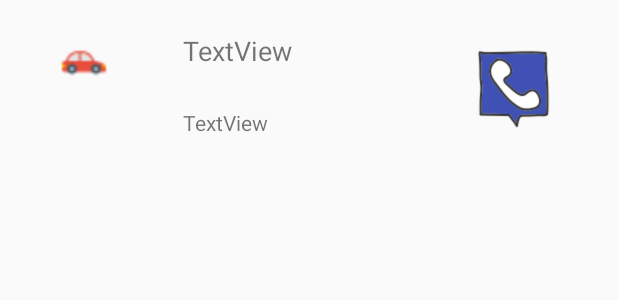
After one commit to HanHyunwoo/Connected_CAR, an Android app: the layout call_list.xml on its own in the app's theme, with its tools: preview values and no code run, on a phone screen of 412 x 824 dp. The commit adds this screen. Shown: the top 300 px of the screen. Run offline under Robolectric (Android 15) with nearby library versions, the phone set to English and light mode, and no system bars; network calls fail.

Commit message:
Add Contact List ( call )

```diff
--- a/AsradaIVI/app/src/main/AndroidManifest.xml
+++ b/AsradaIVI/app/src/main/AndroidManifest.xml
@@ -5,6 +5,7 @@
     <uses-permission android:name="android.permission.INTERNET" />
     <uses-permission android:name="android.permission.ACCESS_COARSE_LOCATION" />
     <uses-permission android:name="android.permission.ACCESS_FINE_LOCATION" />
+    <uses-permission android:name="android.permission.READ_CONTACTS"/>
 
     <application
         android:allowBackup="true"
--- /dev/null
+++ b/AsradaIVI/app/src/main/res/layout/call_list.xml
@@ -0,0 +1,51 @@
+<?xml version="1.0" encoding="utf-8"?>
+<LinearLayout xmlns:android="http://schemas.android.com/apk/res/android"
+    xmlns:app="http://schemas.android.com/apk/res-auto"
+    android:id="@+id/container_h"
+    android:layout_width="match_parent"
+    android:layout_height="wrap_content"
+    android:layout_margin="10dp"
+    android:paddingLeft="30dp"
+    android:paddingRight="30dp">
+
+    <ImageView
+        android:id="@+id/imageView_profile_h"
+        android:layout_width="@android:dimen/notification_large_icon_height"
+        android:layout_height="@android:dimen/notification_large_icon_width"
+        android:layout_weight="1"
+        app:srcCompat="@drawable/car" />
+
+    <LinearLayout
+        android:layout_width="match_parent"
+        android:layout_height="match_parent"
+        android:layout_marginLeft="50dp"
+        android:layout_marginRight="20dp"
+        android:layout_weight="3"
+        android:orientation="vertical">
+
+        <TextView
+            android:id="@+id/tv_name"
+            android:layout_width="match_parent"
+            android:layout_height="match_parent"
+            android:layout_weight="1"
+            android:gravity="center_vertical"
+            android:text="TextView"
+            android:textSize="18sp" />
+
+        <TextView
+            android:id="@+id/tv_number"
+            android:layout_width="match_parent"
+            android:layout_height="match_parent"
+            android:layout_weight="1"
+            android:gravity="center_vertical"
+            android:text="TextView" />
+
+    </LinearLayout>
+
+    <ImageView
+        android:id="@+id/btn_call"
+        android:layout_width="wrap_content"
+        android:layout_height="wrap_content"
+        android:layout_weight="1"
+        app:srcCompat="@drawable/call" />
+</LinearLayout>
```
Also changed, not shown: AsradaIVI/app/src/main/java/com/example/student/asradaivi/Contact.java (added, +37 -0 lines), AsradaIVI/app/src/main/java/com/example/student/asradaivi/ContactAdapter.java (added, +156 -0 lines), AsradaIVI/app/src/main/java/com/example/student/asradaivi/MainActivity.java (+16 -8 lines), AsradaIVI/app/src/main/res/layout/activity_main.xml (+13 -16 lines), AsradaIVI/app/src/main/res/drawable/call.png (added), AsradaIVI/app/src/main/res/drawable/male.png (added).
